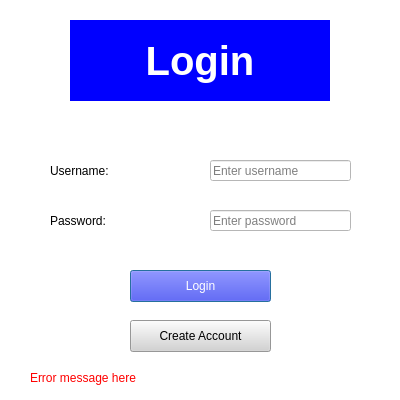
Above: FrontEnd/LoginPage/loginpage.ui from Patrickwalsh33/EPICFileShareClient before the change. Below: the same form after it.
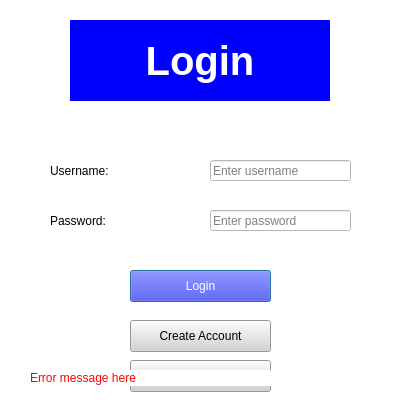
That is the form after the change.

Commit message: dont know

```diff
--- a/FrontEnd/LoginPage/loginpage.ui
+++ b/FrontEnd/LoginPage/loginpage.ui
@@ -143,6 +143,22 @@
     <string>Create Account</string>
    </property>
   </widget>
+  <widget class="QPushButton" name="goToProfileButton">
+   <property name="geometry">
+    <rect>
+     <x>130</x>
+     <y>360</y>
+     <width>141</width>
+     <height>32</height>
+    </rect>
+   </property>
+   <property name="styleSheet">
+    <string notr="true">color: black; background-color: lightgray;</string>
+   </property>
+   <property name="text">
+    <string>Profile</string>
+   </property>
+  </widget>
   <widget class="QLabel" name="errorLabel">
    <property name="geometry">
     <rect>
```
The commit also changes 2 other files.
